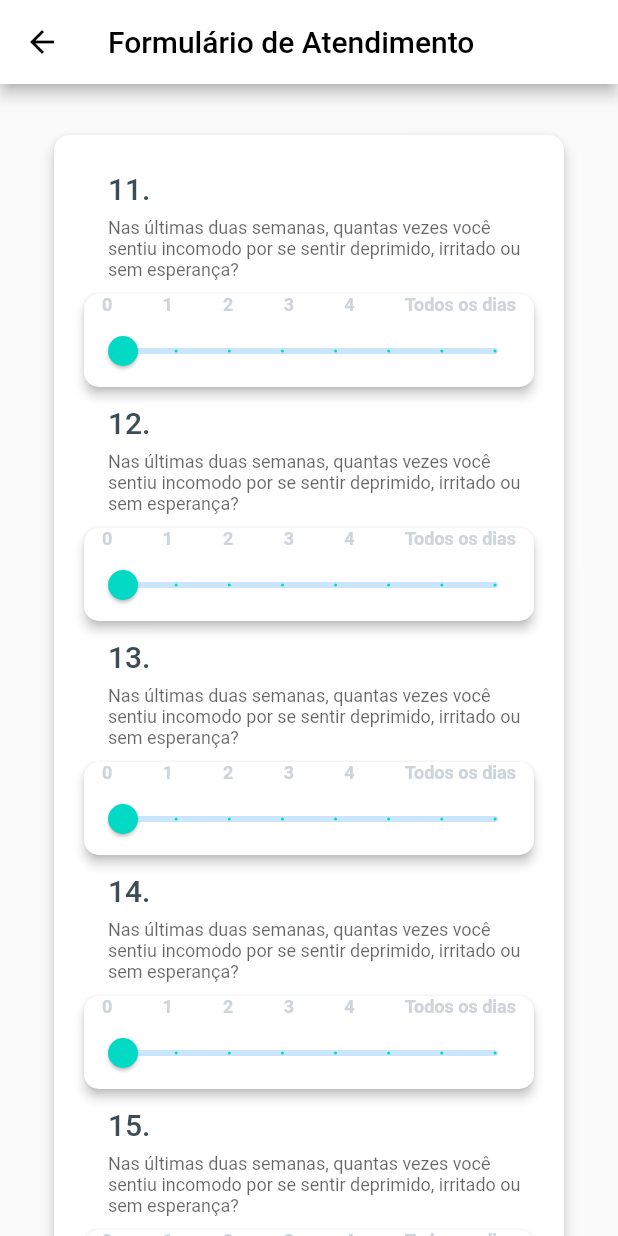
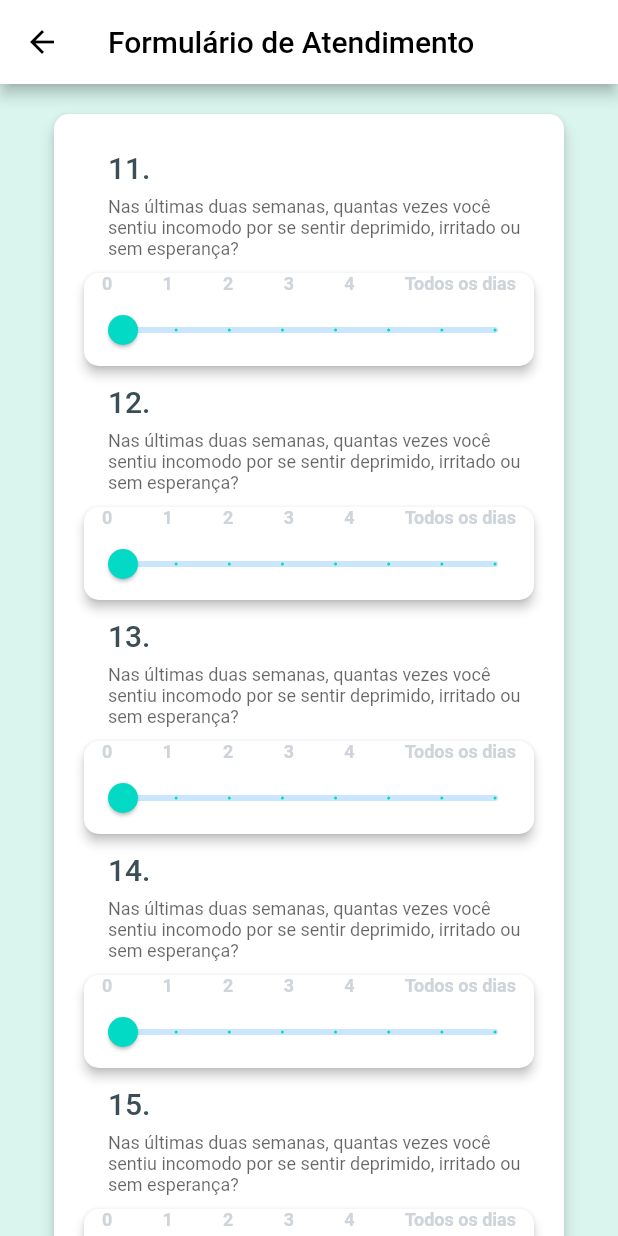
Before and after one commit to MathCastro/Apoio-UnB, a Flutter app: the Pesquisa4View screen opened by its route, on a phone screen of 412 x 824 dp. Run offline on Flutter 3.47's test engine with Material 2 defaults, Android fonts, the phone set to English and light mode, and no system bars; our stand-ins replace firebase_auth, firebase_database; accounts and stored records are empty.

Commit message:
background on questions

```diff
--- a/lib/view/Pesquisa2View.dart
+++ b/lib/view/Pesquisa2View.dart
@@ -20,10 +20,11 @@ class Pesquisa2View extends StatelessWidget {
             style: TextStyle(color: Colors.black),
           ),
         ),
+        backgroundColor: colorLightBlueGreyTwo,
         body: SingleChildScrollView(
           child: Center(
             child: Padding(
-              padding: const EdgeInsets.only(top: 30),
+              padding: const EdgeInsets.only(top: 16, bottom: 16),
               child: Card(
                 shape: RoundedRectangleBorder(
                   borderRadius: BorderRadius.circular(10),
--- a/lib/view/Pesquisa4View.dart
+++ b/lib/view/Pesquisa4View.dart
@@ -21,10 +21,11 @@ class Pesquisa4View extends StatelessWidget {
             style: TextStyle(color: Colors.black),
           ),
         ),
+        backgroundColor: colorLightBlueGreyTwo,
         body: SingleChildScrollView(
           child: Center(
             child: Padding(
-              padding: const EdgeInsets.only(top: 30),
+              padding: const EdgeInsets.only(top: 16, bottom: 16),
               child: Card(
                 shape: RoundedRectangleBorder(
                   borderRadius: BorderRadius.circular(10),
@@ -130,7 +131,6 @@ class SliderFormState extends State<SliderForm> {
                           padding: const EdgeInsets.symmetric(horizontal: 12.0),
                           child: Row(
                               mainAxisAlignment: MainAxisAlignment.spaceBetween,
-
                               children: <Widget>[
                                 Text(
                                   "0",
@@ -186,7 +186,6 @@ class SliderFormState extends State<SliderForm> {
                                       fontStyle: FontStyle.normal,
                                       fontSize: 12.0),
                                 )
-
                               ]),
                         ),
                         Slider(
@@ -250,7 +249,6 @@ class SliderFormState extends State<SliderForm> {
                           padding: const EdgeInsets.symmetric(horizontal: 12.0),
                           child: Row(
                               mainAxisAlignment: MainAxisAlignment.spaceBetween,
-
                               children: <Widget>[
                                 Text(
                                   "0",
@@ -306,7 +304,6 @@ class SliderFormState extends State<SliderForm> {
                                       fontStyle: FontStyle.normal,
                                       fontSize: 12.0),
                                 )
-
                               ]),
                         ),
                         Slider(
@@ -370,7 +367,6 @@ class SliderFormState extends State<SliderForm> {
                           padding: const EdgeInsets.symmetric(horizontal: 12.0),
                           child: Row(
                               mainAxisAlignment: MainAxisAlignment.spaceBetween,
-
                               children: <Widget>[
                                 Text(
                                   "0",
@@ -426,7 +422,6 @@ class SliderFormState extends State<SliderForm> {
                                       fontStyle: FontStyle.normal,
                                       fontSize: 12.0),
                                 )
-
                               ]),
                         ),
                         Slider(
@@ -490,7 +485,6 @@ class SliderFormState extends State<SliderForm> {
                           padding: const EdgeInsets.symmetric(horizontal: 12.0),
                           child: Row(
                               mainAxisAlignment: MainAxisAlignment.spaceBetween,
-
                               children: <Widget>[
                                 Text(
                                   "0",
@@ -546,7 +540,6 @@ class SliderFormState extends State<SliderForm> {
                                       fontStyle: FontStyle.normal,
                                       fontSize: 12.0),
                                 )
-
                               ]),
                         ),
                         Slider(
@@ -610,7 +603,6 @@ class SliderFormState extends State<SliderForm> {
                           padding: const EdgeInsets.symmetric(horizontal: 12.0),
                           child: Row(
                               mainAxisAlignment: MainAxisAlignment.spaceBetween,
-
                               children: <Widget>[
                                 Text(
                                   "0",
@@ -666,7 +658,6 @@ class SliderFormState extends State<SliderForm> {
                                       fontStyle: FontStyle.normal,
                                       fontSize: 12.0),
                                 )
-
                               ]),
                         ),
                         Slider(
```
Also changed, not shown: lib/view/Pesquisa3View.dart (+2 -11 lines). Lines whose indentation alone changed are shown as unchanged.
